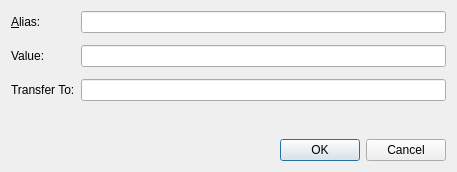
Above: src/qt/forms/editaliasdialog.ui from willyko/syscoin2 before the change. Below: the same form after it.
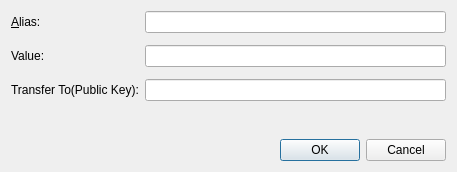
That is the form after the change. Custom widgets are drawn as their Qt base class.

Commit message: alias transfers to use public keys

```diff
--- a/src/qt/forms/editaliasdialog.ui
+++ b/src/qt/forms/editaliasdialog.ui
@@ -59,7 +59,7 @@
      <item row="4" column="0">
       <widget class="QLabel" name="transferLabel">
        <property name="text">
-        <string>Transfer To:</string>
+        <string>Transfer To(Public Key):</string>
        </property>
        <property name="wordWrap">
         <bool>true</bool>
```
The commit also changes 14 other files.
